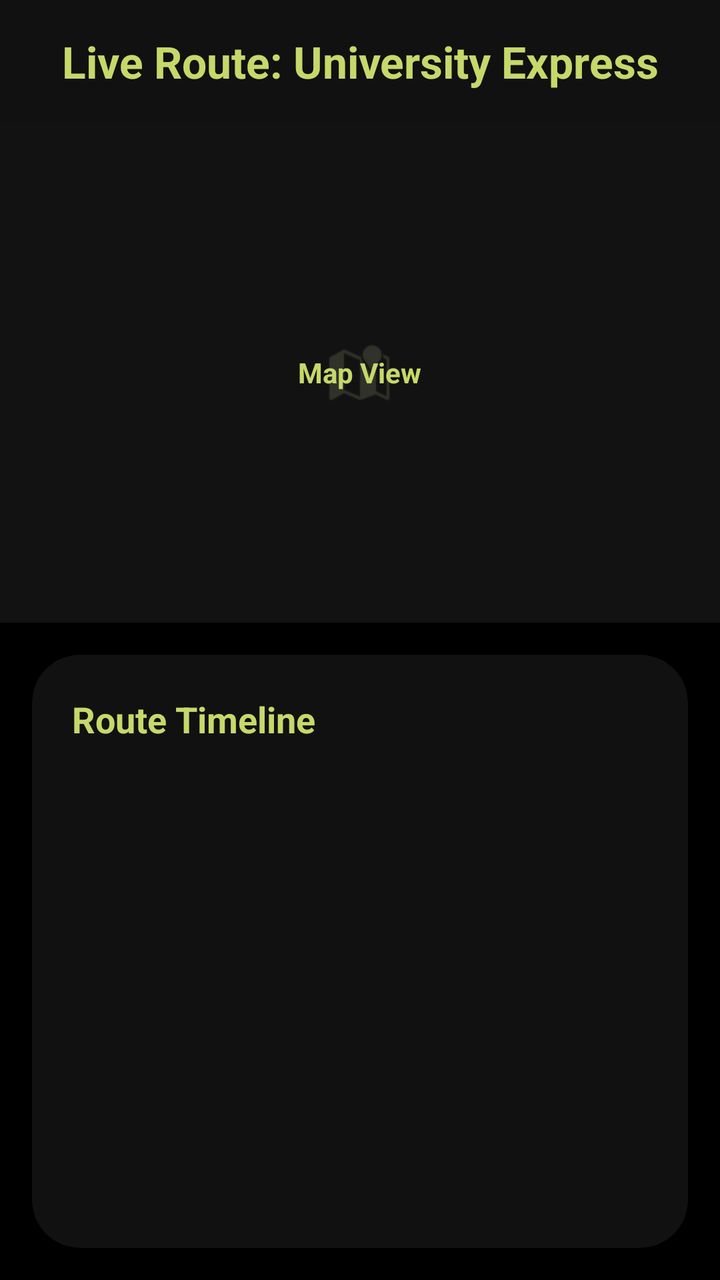
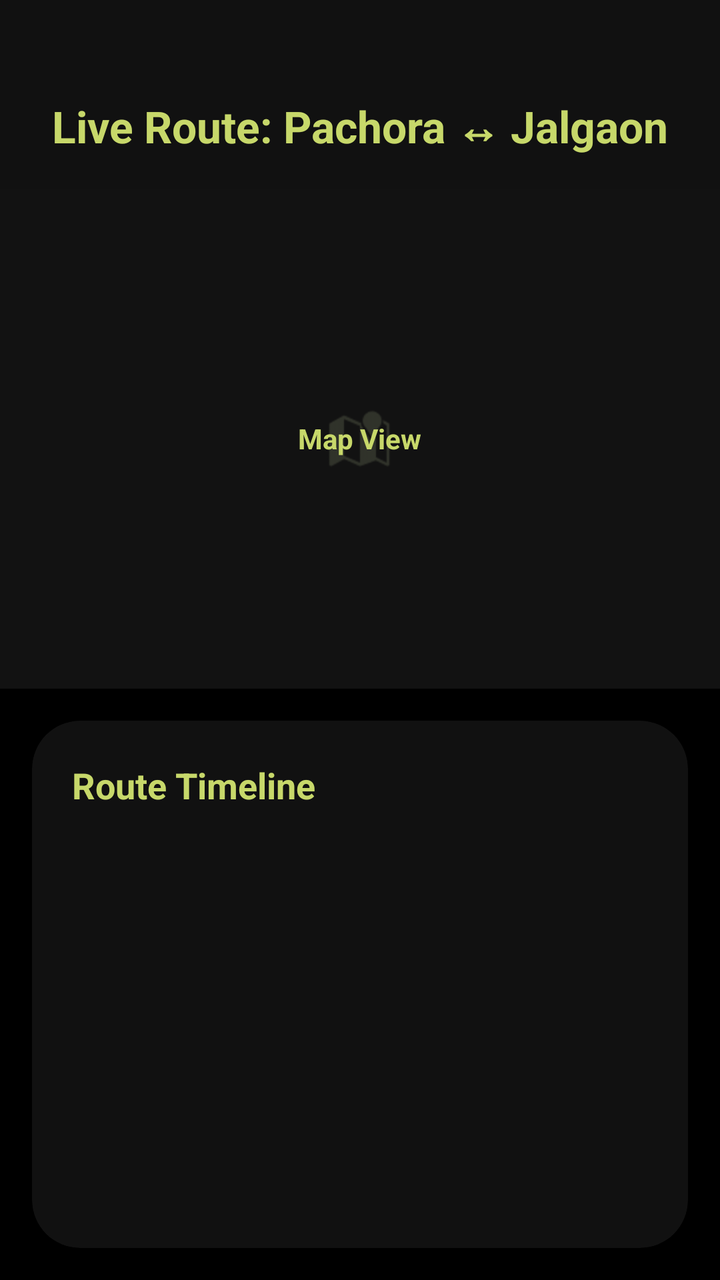

An Android layout rendered at two revisions. The XML below is the earlier revision; the diff shows what the commit changed to produce the second picture.
<!-- AndroidManifest.xml: activity theme AppTheme -->
<!-- res/layout/activity_route_map.xml -->
<?xml version="1.0" encoding="utf-8"?>
<androidx.constraintlayout.widget.ConstraintLayout 
    xmlns:android="http://schemas.android.com/apk/res/android"
    xmlns:app="http://schemas.android.com/apk/res-auto"
    android:layout_width="match_parent"
    android:layout_height="match_parent"
    android:background="@color/background_dark">

    <TextView
        android:id="@+id/mapTitle"
        android:layout_width="match_parent"
        android:layout_height="wrap_content"
        android:text="Live Route: University Express"
        android:textColor="@color/primary"
        android:textSize="22sp"
        android:textStyle="bold"
        android:gravity="center"
        android:padding="16dp"
        android:background="@color/card_dark"
        app:layout_constraintTop_toTopOf="parent" />

    <FrameLayout
        android:id="@+id/mapContainer"
        android:layout_width="match_parent"
        android:layout_height="250dp"
        app:layout_constraintTop_toBottomOf="@id/mapTitle"
        android:background="#121212">
        <ImageView
            android:layout_width="match_parent"
            android:layout_height="match_parent"
            android:src="@android:drawable/ic_dialog_map"
            app:tint="@color/secondary"
            android:scaleType="center"
            android:alpha="0.2"/>
        <TextView
            android:layout_width="wrap_content"
            android:layout_height="wrap_content"
            android:text="Map View"
            android:textColor="@color/primary"
            android:layout_gravity="center"
            android:textStyle="bold"/>
    </FrameLayout>
    
    <androidx.cardview.widget.CardView
        android:layout_width="match_parent"
        android:layout_height="0dp"
        android:layout_margin="16dp"
        app:cardBackgroundColor="@color/card_dark"
        app:cardCornerRadius="24dp"
        app:cardElevation="12dp"
        app:layout_constraintTop_toBottomOf="@id/mapContainer"
        app:layout_constraintBottom_toBottomOf="parent">
        
        <LinearLayout
            android:layout_width="match_parent"
            android:layout_height="match_parent"
            android:orientation="vertical"
            android:padding="20dp">
            
            <TextView
                android:layout_width="wrap_content"
                android:layout_height="wrap_content"
                android:text="Route Timeline"
                android:textColor="@color/primary"
                android:textSize="18sp"
                android:textStyle="bold"
                android:layout_marginBottom="16dp"/>
                
            <ScrollView
                android:layout_width="match_parent"
                android:layout_height="match_parent">
                <LinearLayout
                    android:id="@+id/timelineContainer"
                    android:layout_width="match_parent"
                    android:layout_height="wrap_content"
                    android:orientation="vertical"/>
            </ScrollView>
        </LinearLayout>
    </androidx.cardview.widget.CardView>
    
</androidx.constraintlayout.widget.ConstraintLayout>
<!-- resources referenced by this layout -->
<resources>
  <color name="background_dark">#000000</color>
  <color name="card_dark">#111111</color>
  <color name="primary">#C7D86A</color>
  <color name="secondary">#A8B58A</color>
  <style name="AppTheme" parent="Theme.AppCompat.DayNight.NoActionBar">
          <item name="android:windowBackground">@color/background_dark</item>
          <item name="android:textColorPrimary">@color/text_primary</item>
          <item name="android:textColorSecondary">@color/text_primary</item>
          <item name="colorPrimary">@color/primary_nature</item>
          <item name="colorPrimaryDark">@color/background_dark</item>
          <item name="colorAccent">@color/accent_nature</item>
      </style>
  <color name="text_primary">#FFFFFF</color>
  <color name="primary_nature">#C7D86A</color>
  <color name="accent_nature">#D7F56B</color>
</resources>

<!-- the commit's change to res/layout/activity_route_map.xml (unified diff, before → after) -->
@@ -10,12 +10,13 @@
         android:id="@+id/mapTitle"
         android:layout_width="match_parent"
         android:layout_height="wrap_content"
-        android:text="Live Route: University Express"
+        android:text="Live Route: Pachora ↔ Jalgaon"
         android:textColor="@color/primary"
         android:textSize="22sp"
         android:textStyle="bold"
         android:gravity="center"
-        android:padding="16dp"
+        android:paddingTop="48dp"
+        android:paddingBottom="16dp"
         android:background="@color/card_dark"
         app:layout_constraintTop_toTopOf="parent" />
 
